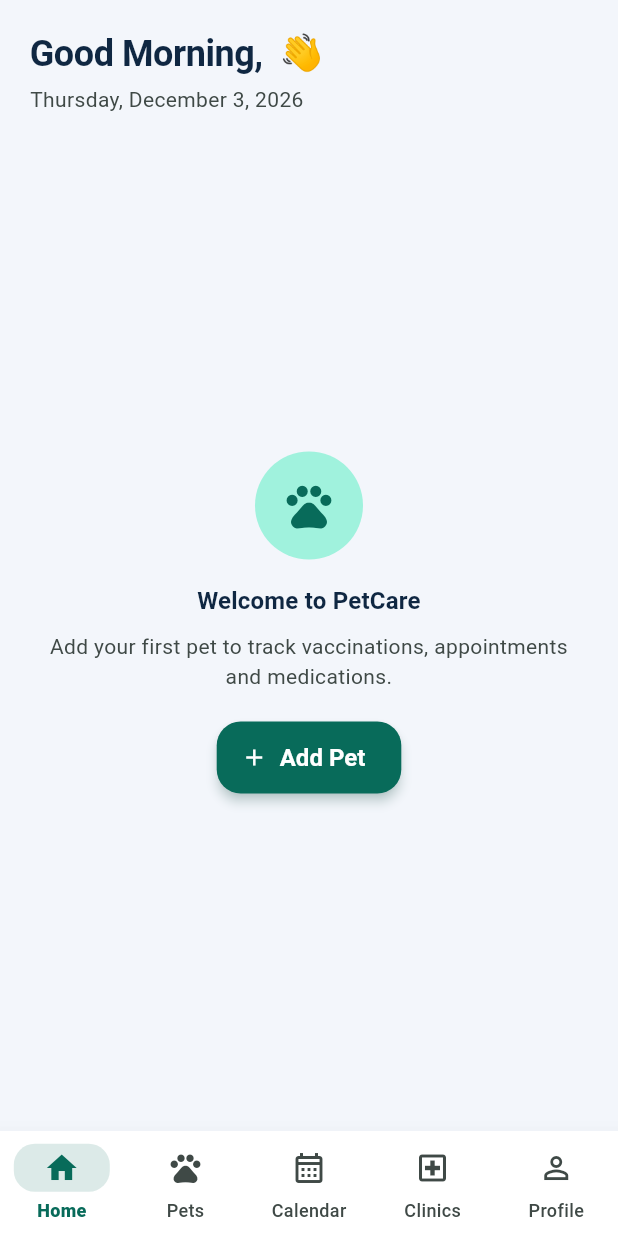
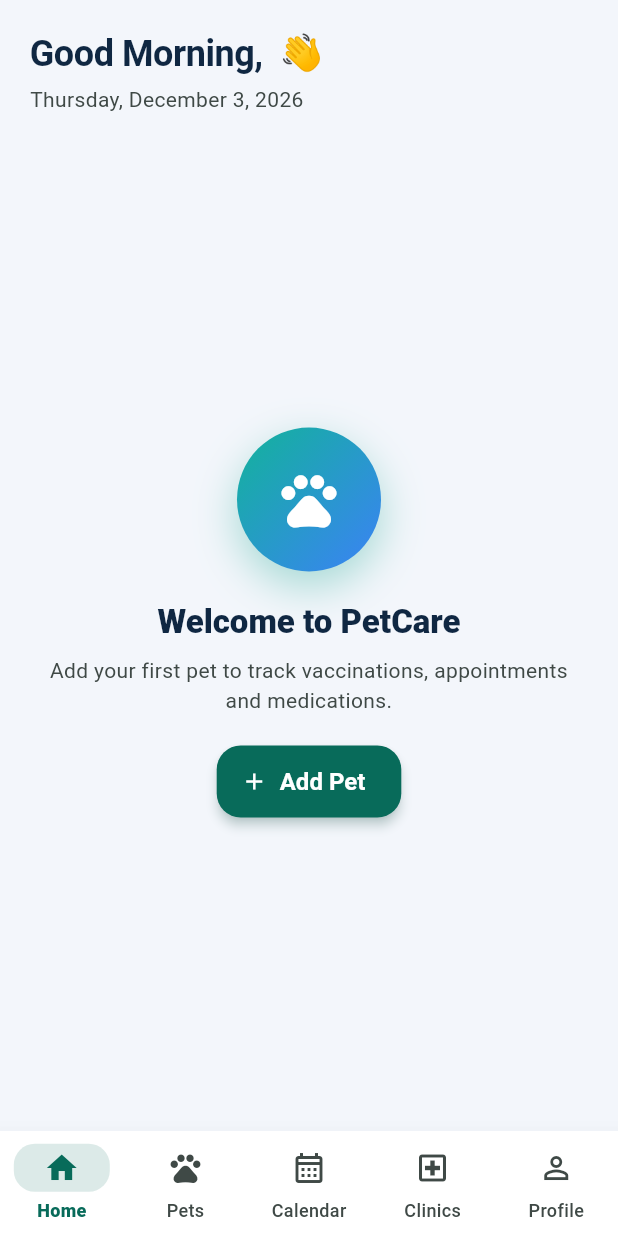
Before and after one commit to RensithUdara/PetCare-Mobile-Application, a Flutter app: the screen it shows after launch, after a tap on "Skip", on a phone screen of 412 x 824 dp. Run offline on Flutter 3.47's test engine with Material 3 defaults, Android fonts, the phone set to English and light mode, and no system bars; our stand-ins replace cached_network_image, cloud_firestore, connectivity_plus, dio, file_picker, firebase_auth and 20 more; missing offline and left inert: pdfx; accounts and stored records are empty.

Commit message:
feat: enhance EmptyState widget with gradient background and improved icon styling

```diff
--- a/lib/core/widgets/state_views.dart
+++ b/lib/core/widgets/state_views.dart
@@ -1,4 +1,6 @@
 import 'package:flutter/material.dart';
+
+import '../theme/app_colors.dart';
 
 /// Shown when a list or section has no data yet.
 class EmptyState extends StatelessWidget {
@@ -24,14 +26,26 @@
         child: Column(
           mainAxisSize: MainAxisSize.min,
           children: [
-            CircleAvatar(
-              radius: 36,
-              backgroundColor: theme.colorScheme.primaryContainer,
-              child: Icon(icon, size: 36, color: theme.colorScheme.primary),
+            Container(
+              width: 96,
+              height: 96,
+              decoration: BoxDecoration(
+                shape: BoxShape.circle,
+                gradient: AppColors.brandGradient,
+                boxShadow: [
+                  BoxShadow(
+                    color: AppColors.teal.withValues(alpha: 0.35),
+                    blurRadius: 24,
+                    offset: const Offset(0, 10),
+                  ),
+                ],
+              ),
+              child: Icon(icon, size: 44, color: Colors.white),
             ),
-            const SizedBox(height: 16),
+            const SizedBox(height: 20),
             Text(title,
-                style: theme.textTheme.titleMedium, textAlign: TextAlign.center),
+                style: theme.textTheme.titleLarge?.copyWith(fontWeight: FontWeight.w800),
+                textAlign: TextAlign.center),
             if (message != null) ...[
               const SizedBox(height: 8),
               Text(
```
